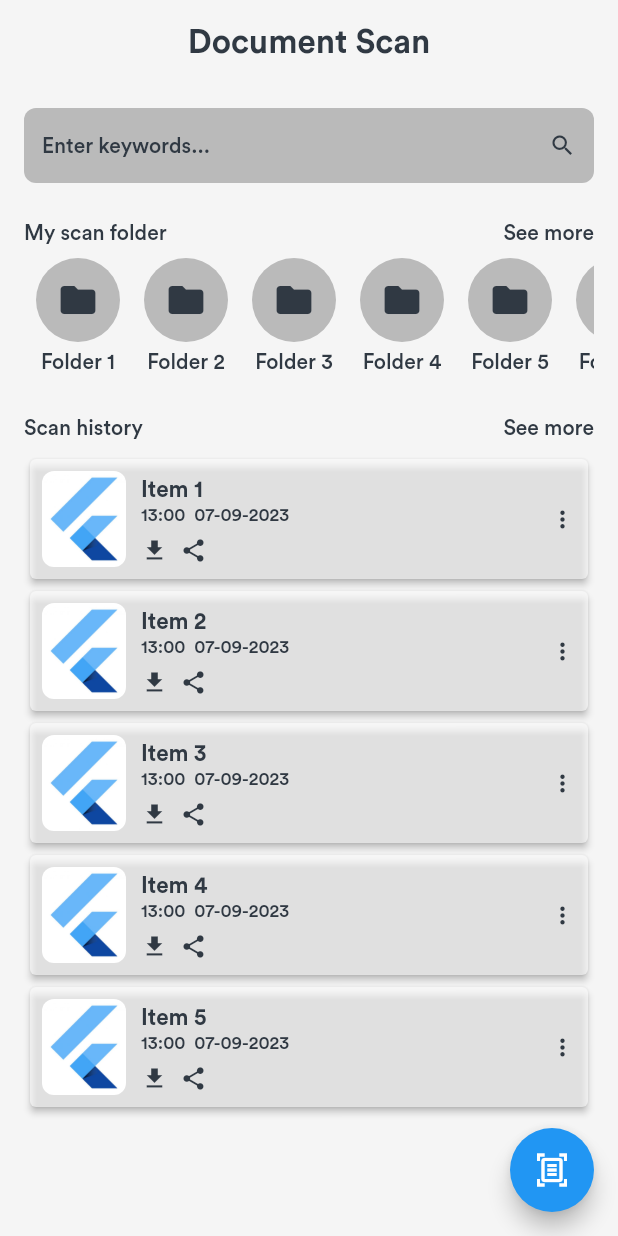
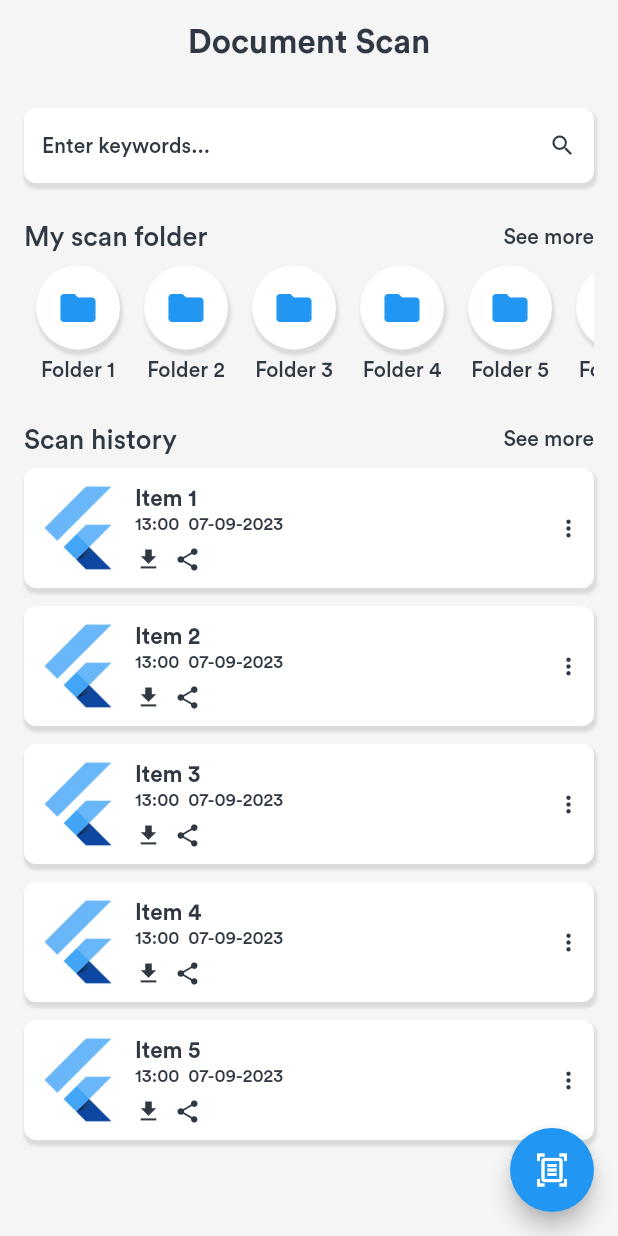
Before and after one commit to WalterDinh/ocr_scan, a Flutter app: the screen it shows after launch, on a phone screen of 412 x 824 dp. Run offline on Flutter 3.47's test engine with Material 2 defaults, Android fonts, the phone set to English and light mode, and no system bars; our stand-ins replace bloc, dio, flutter_bloc, image_cropper, image_picker, logger and 4 more; missing offline and left inert: dio_http_cache, photo_manager; generated files the repository leaves out were written again.

Commit message:
update ui home screen

```diff
--- a/lib/routes.dart
+++ b/lib/routes.dart
@@ -2,7 +2,6 @@ import 'package:flutter/material.dart';
 import 'package:my_app/core/fade_page_route.dart';
 import 'package:my_app/ui/screens/select_photo/select_photo.dart';
 import 'package:my_app/ui/screens/home/home.dart';
-import 'package:my_app/ui/screens/home/home2.dart';
 
 enum Routes { splash, home, select_photo }
 
@@ -28,8 +27,7 @@ class AppNavigator {
       case _Paths.select_photo:
         return FadeRoute(page: const SelectPhotoScreen());
       default:
-        // return FadeRoute(page: const HomeScreen());
-        return FadeRoute(page: Home2Screen());
+        return FadeRoute(page: HomeScreen());
     }
   }
 
--- a/lib/ui/screens/home/home.dart
+++ b/lib/ui/screens/home/home.dart
@@ -1,140 +1,235 @@
-import 'dart:io';
+import 'package:flutter/material.dart';
+import 'package:my_app/routes.dart';
+import 'package:my_app/ui/widgets/ripple.dart';
+import 'package:my_app/ui/widgets/spacer.dart';
 
-import 'package:flutter/material.dart';
-import 'package:flutter_bloc/flutter_bloc.dart';
-import 'package:image_cropper/image_cropper.dart';
-import 'package:my_app/configs/colors.dart';
-import 'package:flutter_gen/gen_l10n/app_localizations.dart';
-import 'package:my_app/ui/widgets/image_picker/image_picker_modal.dart';
-import '../../../states/theme/theme_cubit.dart';
+import '../../widgets/main_app_bar.dart';
 
-part 'sections/pokemon_news.dart';
-part 'sections/header_card_content.dart';
+class HomeScreen extends StatelessWidget {
+  final _listScanFolder = [1, 2, 3, 4, 5, 6, 7];
+  final _listScanHistory = [1, 2, 3, 4, 5];
 
-class HomeScreen extends StatefulWidget {
-  const HomeScreen({super.key});
+  HomeScreen({super.key});
 
-  @override
-  State<StatefulWidget> createState() => _HomeScreenState();
-}
+  PreferredSizeWidget _buildHomeAppBar(BuildContext context) => MainAppBar(
+        appBarTitleText: Text('Document Scan',
+            style: Theme.of(context).textTheme.headlineMedium),
+        isBackButtonShowed: false,
+      );
 
-class _HomeScreenState extends State<HomeScreen> {
-  final ScrollController _scrollController = ScrollController();
-  late AppLocalizations appLocalization;
+  Widget _buildSearchView() => Padding(
+        padding: const EdgeInsets.all(16.0),
+        child: Container(
+          decoration: BoxDecoration(
+              borderRadius: BorderRadius.circular(8),
+              color: Colors.white,
+              boxShadow: [
+                BoxShadow(
+                  color: Colors.grey.withOpacity(0.3),
+                  spreadRadius: 1,
+                  blurRadius: 1,
+                  offset: const Offset(1, 3),
+                )
+              ]),
+          child: Padding(
+            padding:
+                const EdgeInsets.symmetric(vertical: 16.0, horizontal: 12.0),
+            child: Row(
+              mainAxisAlignment: MainAxisAlignment.spaceBetween,
+              children: const [
+                Text('Enter keywords...'),
+                Icon(Icons.search),
+              ],
+            ),
+          ),
+        ),
+      );
 
-  bool showTitle = false;
+  Widget _buildSectionScanFolderHeader(BuildContext context) => Padding(
+      padding: const EdgeInsets.symmetric(horizontal: 16.0, vertical: 8.0),
+      child: Row(
+          mainAxisAlignment: MainAxisAlignment.spaceBetween,
+          children: const [
+            Text("My scan folder", style: TextStyle(fontSize: 18)),
+            Text("See more"),
+          ]));
 
-  @override
-  void initState() {
-    _scrollController.addListener(_onScroll);
+  Widget _buildListScanFolder() => Padding(
+      padding: const EdgeInsets.fromLTRB(16.0, 0, 16.0, 0),
+      child: SizedBox(
+        height: 80.0,
+        child: ListView.builder(
+          scrollDirection: Axis.horizontal,
+          itemCount: _listScanFolder.length,
+          itemBuilder: (context, index) {
+            return Column(
+              children: [
+                Container(
+                    decoration: BoxDecoration(
+                        shape: BoxShape.circle,
+                        color: Colors.white,
+                        boxShadow: [
+                          BoxShadow(
+                              color: Colors.grey.withOpacity(0.3),
+                              spreadRadius: 1,
+                              blurRadius: 1,
+                              offset: const Offset(1, 3))
+                        ]),
+                    margin: const EdgeInsets.symmetric(horizontal: 8.0),
+                    width: 56.0,
+                    height: 56.0,
+                    child: const Icon(
+                      Icons.folder,
+                      size: 28,
+                      color: Colors.blue,
+                    )),
+                const VSpacer(4),
+                Text("Folder ${_listScanFolder[index]}")
+              ],
+            );
+          },
+        ),
+      ));
 
-    super.initState();
-  }
+  Widget _buildSectionScanHistoryHeader(BuildContext context) => Padding(
+      padding: const EdgeInsets.fromLTRB(16.0, 24.0, 16.0, 8.0),
+      child: Row(
+          mainAxisAlignment: MainAxisAlignment.spaceBetween,
+          children: const [
+            Text("Scan history", style: TextStyle(fontSize: 18)),
+            Text("See more"),
+          ]));
 
-  @override
-  void dispose() {
-    _scrollController.dispose();
+  Widget _buildListScanHistory() => Padding(
+      padding: const EdgeInsets.fromLTRB(16.0, 0, 16.0, 80.0),
+      child: ListView.builder(
+        shrinkWrap: true,
+        physics: const NeverScrollableScrollPhysics(),
+        itemCount: _listScanHistory.length,
+        itemBuilder: (context, index) {
+          return _buildItemScanHistory(index);
+        },
+      ));
 
-    super.dispose();
-  }
+  Widget _buildFabScan() => FloatingActionButton(
+        child: const Icon(
+          Icons.document_scanner_outlined,
+        ),
+        onPressed: () => _onFabScanPressed(),
+      );
 
-  void _onScroll() {
-    if (!_scrollController.hasClients) return;
-
-    final offset = _scrollController.offset;
-    final showTitle = offset > _HeaderCardContent.height - kToolbarHeight;
-
-    // Prevent unneccesary rebuild
-    if (this.showTitle == showTitle) return;
-
-    setState(() {
-      this.showTitle = showTitle;
-    });
-  }
-
-  File? fileImage;
-  void showImagePickerModal(BuildContext context) {
-    showModalBottomSheet(
-      context: context,
-      backgroundColor: Colors.transparent,
-      builder: (context) => ImagePickerModal(
-        onTakeImage: (CroppedFile? data) {
-          setState(() {
-            fileImage = File(data!.path);
-          });
-          Navigator.pop(context);
-        },
-      ),
-    );
-  }
-
-  @override
-  Widget build(BuildContext context) {
-    appLocalization = AppLocalizations.of(context)!;
-
-    return Scaffold(
-      body: NestedScrollView(
-        controller: _scrollController,
-        headerSliverBuilder: (_, __) => [
-          SliverAppBar(
-            expandedHeight: _HeaderCardContent.height,
-            floating: true,
-            pinned: true,
-            elevation: 0,
-            shape: const RoundedRectangleBorder(
-              borderRadius: BorderRadius.vertical(
-                bottom: Radius.circular(30),
+  Widget _buildItemScanHistory(int index) {
+    return Container(
+      margin: const EdgeInsets.only(bottom: 12),
+      decoration: BoxDecoration(
+          color: Colors.white,
+          borderRadius: BorderRadius.circular(8),
+          boxShadow: [
+            BoxShadow(
+                color: Colors.grey.withOpacity(0.3),
+                spreadRadius: 1,
+                blurRadius: 1,
+                offset: const Offset(1, 3))
+          ]),
+      child: Padding(
+        padding: const EdgeInsets.all(8.0),
+        child: Row(
+          mainAxisSize: MainAxisSize.min,
+          children: [
+            Container(
+              decoration: BoxDecoration(
+                borderRadius: BorderRadius.circular(8),
+              ),
+              child: Image.asset(
+                'assets/images/logo_flutter.jpg',
+                width: 56,
+                height: 64,
+                fit: BoxFit.cover,
               ),
             ),
-            backgroundColor: AppColors.red,
-            flexibleSpace: FlexibleSpaceBar(
-              collapseMode: CollapseMode.pin,
-              centerTitle: true,
-              title: Visibility(
-                visible: showTitle,
-                child: Text(
-                  appLocalization.bottomNavHome,
-                  style: Theme.of(context)
-                      .appBarTheme
-                      .toolbarTextStyle!
-                      .copyWith(fontWeight: FontWeight.bold),
-                ),
-              ),
-              background: _HeaderCardContent(
-                onOpenModal: (p0) => showImagePickerModal(p0),
-              ),
-            ),
-          ),
-        ],
-        body: Column(
-          children: [
-            Text(
-              'Heading 1',
-              style: Theme.of(context).textTheme.headlineLarge,
-            ),
-            Text(
-              'Heading 2',
-              style: Theme.of(context).textTheme.headlineMedium,
-            ),
-            Text(
-              'Heading 1',
-              style: Theme.of(context).textTheme.headlineSmall,
-            ),
-            Text(
-              'Body 1',
-              style: Theme.of(context).textTheme.bodyLarge,
-            ),
-            Text(
-              'Body 2',
-              style: Theme.of(context).textTheme.bodyMedium,
-            ),
-            Text(
-              'Body 3',
-              style: Theme.of(context).textTheme.bodySmall,
+            _buildInfoScanHistory(index),
+            Column(
+              children: [
+                Ripple(
+                    onTap: () => _onShowMoreOptions(),
+                    child: const Icon(Icons.more_vert))
+              ],
             )
           ],
         ),
       ),
     );
   }
+
+  Widget _buildInfoScanHistory(int index) {
+    return Expanded(
+      child: Padding(
+        padding: const EdgeInsets.symmetric(horizontal: 10),
+        child: Column(
+          children: <Widget>[
+            Row(
+              children: <Widget>[
+                Text(
+                  "Item ${_listScanHistory[index]}",
+                  style: const TextStyle(
+                      fontWeight: FontWeight.w600, fontSize: 15),
+                ),
+              ],
+            ),
+            Row(
+              children: const <Widget>[
+                Text(
+                  "13:00  07-09-2023",
+                  style: TextStyle(fontSize: 12),
+                ),
+              ],
+            ),
+            const VSpacer(8),
+            Row(
+              children: <Widget>[
+                Ripple(
+                  onTap: () => _onDownload(),
+                  child: const Icon(Icons.download),
+                ),
+                const HSpacer(8),
+                Ripple(
+                  onTap: () => _onShare(),
+                  child: const Icon(Icons.share),
+                ),
+              ],
+            )
+          ],
+        ),
+      ),
+    );
+  }
+
+  _onDownload() {}
+
+  _onShare() {}
+
+  _onShowMoreOptions() {}
+
+  _onFabScanPressed() {
+    AppNavigator.push(Routes.select_photo);
+  }
+
+  @override
+  Widget build(BuildContext context) {
+    return Scaffold(
+      appBar: _buildHomeAppBar(context),
+      body: SingleChildScrollView(
+        child: Column(
+          children: [
+            _buildSearchView(),
+            _buildSectionScanFolderHeader(context),
+            _buildListScanFolder(),
+            _buildSectionScanHistoryHeader(context),
+            _buildListScanHistory()
+          ],
+        ),
+      ),
+      floatingActionButton: _buildFabScan(),
+    );
+  }
 }
--- a/lib/ui/screens/home/home2.dart
+++ /dev/null
@@ -1,207 +0,0 @@
-import 'package:flutter/material.dart';
-import 'package:my_app/configs/colors.dart';
-import 'package:my_app/routes.dart';
-import 'package:my_app/ui/widgets/ripple.dart';
-import 'package:my_app/ui/widgets/spacer.dart';
-
-import '../../widgets/main_app_bar.dart';
-
-class Home2Screen extends StatelessWidget {
-  final _listScanFolder = [1, 2, 3, 4, 5, 6, 7];
-  final _listScanHistory = [1, 2, 3, 4, 5];
-
-  Home2Screen({super.key});
-
-  PreferredSizeWidget _buildHomeAppBar(BuildContext context) => MainAppBar(
-        appBarTitleText: Text('Document Scan',
-            style: Theme.of(context).textTheme.headlineMedium),
-        isBackButtonShowed: false,
-      );
-
-  Widget _buildSearchView() => Padding(
-        padding: const EdgeInsets.all(16.0),
-        child: Container(
-          decoration: BoxDecoration(
-            borderRadius: BorderRadius.circular(8),
-            color: AppColors.semiGrey,
-          ),
-          child: Padding(
-            padding:
-                const EdgeInsets.symmetric(vertical: 16.0, horizontal: 12.0),
-            child: Row(
-              mainAxisAlignment: MainAxisAlignment.spaceBetween,
-              children: const [
-                Text('Enter keywords...'),
-                Icon(Icons.search),
-              ],
-            ),
-          ),
-        ),
-      );
-
-  Widget _buildSectionScanFolderHeader() => Padding(
-      padding: const EdgeInsets.symmetric(horizontal: 16.0, vertical: 8.0),
-      child: Row(
-          mainAxisAlignment: MainAxisAlignment.spaceBetween,
-          children: const [
-            Text("My scan folder"),
-            Text("See more"),
-          ]));
-
-  Widget _buildListScanFolder() => Padding(
-      padding: const EdgeInsets.fromLTRB(16.0, 0, 16.0, 0),
-      child: SizedBox(
-        height: 80.0,
-        child: ListView.builder(
-          scrollDirection: Axis.horizontal,
-          itemCount: _listScanFolder.length,
-          itemBuilder: (context, index) {
-            return Column(
-              children: [
-                Container(
-                    decoration: const BoxDecoration(
-                        shape: BoxShape.circle, color: AppColors.semiGrey),
-                    margin: const EdgeInsets.symmetric(horizontal: 8.0),
-                    width: 56.0,
-                    height: 56.0,
-                    child: const Icon(
-                      Icons.folder,
-                      size: 28,
-                    )),
-                const VSpacer(4),
-                Text("Folder ${_listScanFolder[index]}")
-              ],
-            );
-          },
-        ),
-      ));
-
-  Widget _buildSectionScanHistoryHeader() => Padding(
-      padding: const EdgeInsets.fromLTRB(16.0, 24.0, 16.0, 8.0),
-      child: Row(
-          mainAxisAlignment: MainAxisAlignment.spaceBetween,
-          children: const [
-            Text("Scan history"),
-            Text("See more"),
-          ]));
-
-  Widget _buildListScanHistory() => Padding(
-      padding: const EdgeInsets.fromLTRB(16.0, 0, 16.0, 80.0),
-      child: ListView.builder(
-        shrinkWrap: true,
-        physics: const NeverScrollableScrollPhysics(),
-        itemCount: _listScanHistory.length,
-        itemBuilder: (context, index) {
-          return _buildItemScanHistory(index);
-        },
-      ));
-
-  Widget _buildFabScan() => FloatingActionButton(
-        child: const Icon(Icons.document_scanner_outlined),
-        onPressed: () => _onFabScanPressed(),
-      );
-
-  Widget _buildItemScanHistory(int index) {
-    return Card(
-      color: Colors.white60,
-      elevation: 2,
-      child: Padding(
-        padding: const EdgeInsets.all(8.0),
-        child: Row(
-          mainAxisSize: MainAxisSize.min,
-          children: [
-            ClipRRect(
-              borderRadius: BorderRadius.circular(8),
-              child: Image.asset(
-                'assets/images/logo_flutter.jpg',
-                width: 56,
-                height: 64,
-                fit: BoxFit.cover,
-              ),
-            ),
-            _buildInfoScanHistory(index),
-            Column(
-              children: [
-                Ripple(
-                    onTap: () => _onShowMoreOptions(),
-                    child: const Icon(Icons.more_vert))
-              ],
-            )
-          ],
-        ),
-      ),
-    );
-  }
-
-  Widget _buildInfoScanHistory(int index) {
-    return Expanded(
-      child: Padding(
-        padding: const EdgeInsets.symmetric(horizontal: 10),
-        child: Column(
-          children: <Widget>[
-            Row(
-              children: <Widget>[
-                Text(
-                  "Item ${_listScanHistory[index]}",
-                  style: const TextStyle(
-                      fontWeight: FontWeight.w600, fontSize: 15),
-                ),
-              ],
-            ),
-            Row(
-              children: const <Widget>[
-                Text(
-                  "13:00  07-09-2023",
-                  style: TextStyle(fontSize: 12),
-                ),
-              ],
-            ),
-            const VSpacer(8),
-            Row(
-              children: <Widget>[
-                Ripple(
-                  onTap: () => _onDownload(),
-                  child: const Icon(Icons.download),
-                ),
-                const HSpacer(8),
-                Ripple(
-                  onTap: () => _onShare(),
-                  child: const Icon(Icons.share),
-                ),
-              ],
-            )
-          ],
-        ),
-      ),
-    );
-  }
-
-  _onDownload() {}
-
-  _onShare() {}
-
-  _onShowMoreOptions() {}
-
-  _onFabScanPressed() {
-    AppNavigator.push(Routes.select_photo);
-  }
-
-  @override
-  Widget build(BuildContext context) {
-    return Scaffold(
-      appBar: _buildHomeAppBar(context),
-      body: SingleChildScrollView(
-        child: Column(
-          children: [
-            _buildSearchView(),
-            _buildSectionScanFolderHeader(),
-            _buildListScanFolder(),
-            _buildSectionScanHistoryHeader(),
-            _buildListScanHistory()
-          ],
-        ),
-      ),
-      floatingActionButton: _buildFabScan(),
-    );
-  }
-}
```
Also changed, not shown: lib/ui/screens/home/sections/header_card_content.dart (deleted, +0 -74 lines), lib/ui/screens/home/sections/pokemon_news.dart (deleted, +0 -42 lines).
